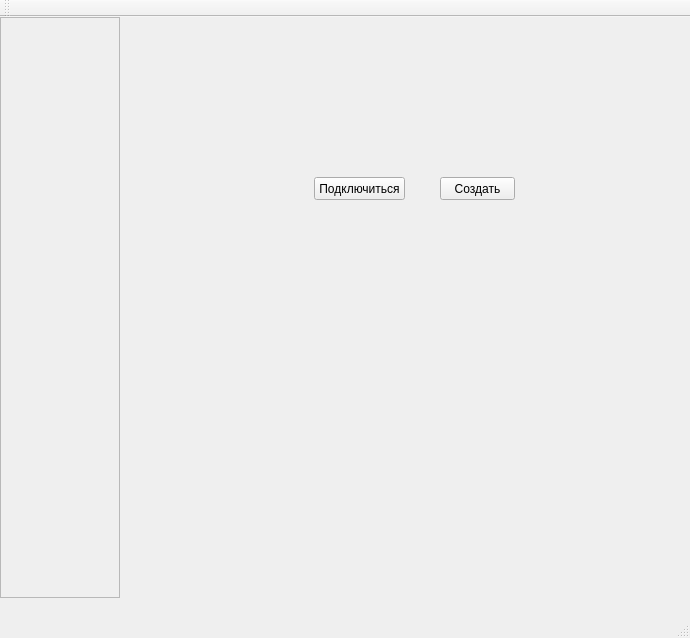
First picture: the form in View/mainwindow.ui, repository Toxa-man/Connectiher, before the edit.
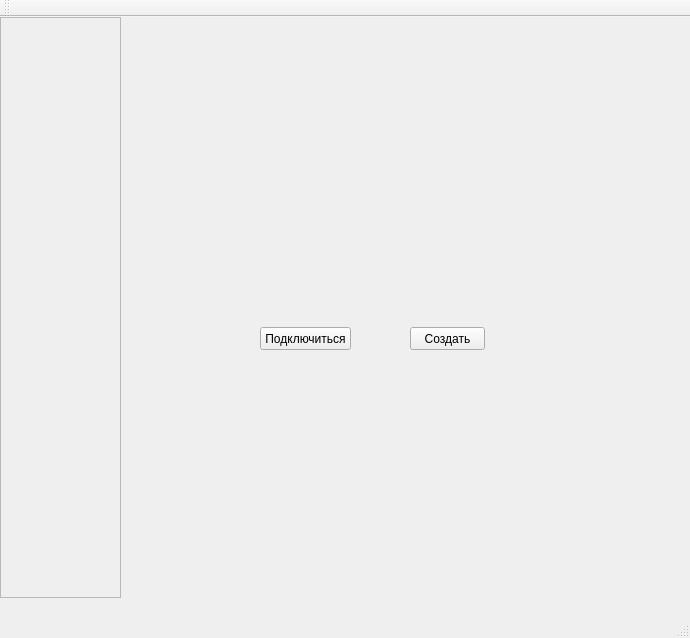
Second picture: the form after the edit.

Patch:
```diff
--- a/View/mainwindow.ui
+++ b/View/mainwindow.ui
@@ -17,8 +17,8 @@
    <widget class="QPushButton" name="connectBtn">
     <property name="geometry">
      <rect>
-      <x>314</x>
-      <y>160</y>
+      <x>260</x>
+      <y>310</y>
       <width>91</width>
       <height>23</height>
      </rect>
@@ -30,8 +30,8 @@
    <widget class="QPushButton" name="pushButton_2">
     <property name="geometry">
      <rect>
-      <x>440</x>
-      <y>160</y>
+      <x>410</x>
+      <y>310</y>
       <width>75</width>
       <height>23</height>
      </rect>
@@ -45,7 +45,7 @@
      <rect>
       <x>0</x>
       <y>0</y>
-      <width>120</width>
+      <width>121</width>
       <height>581</height>
      </rect>
     </property>
@@ -57,7 +57,7 @@
       <rect>
        <x>0</x>
        <y>0</y>
-       <width>118</width>
+       <width>119</width>
        <height>579</height>
       </rect>
      </property>
```
